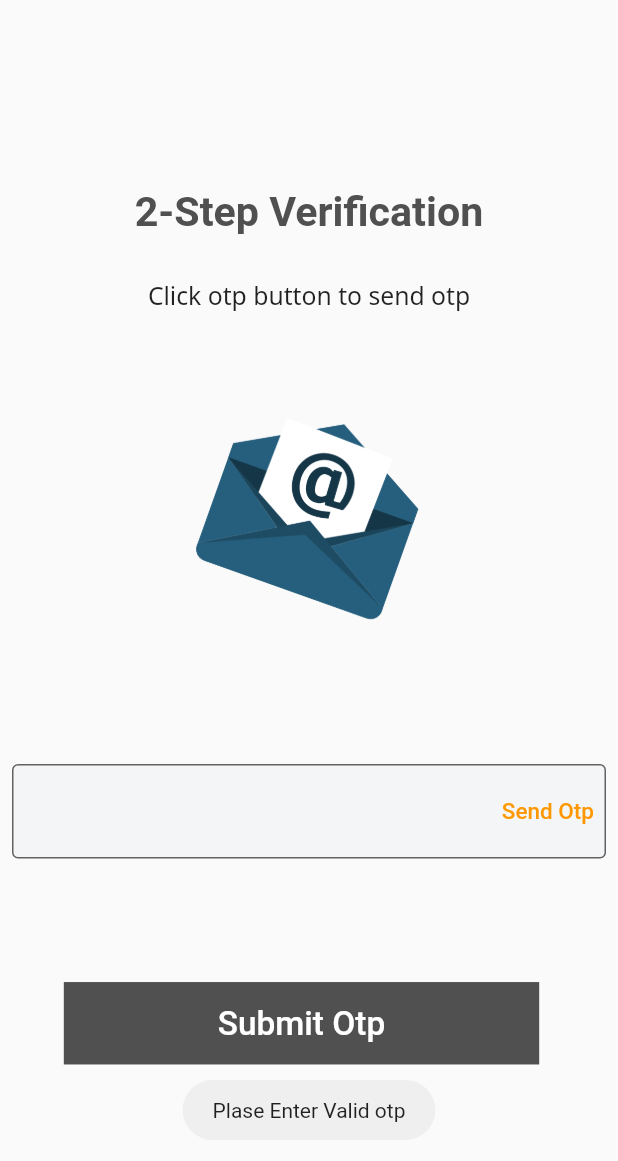
After one commit to darkhunter141/flutterecommerce_app_marvely, a Flutter app: the tow_step screen opened directly, after a tap on "Submit Otp", on a phone screen of 412 x 824 dp. The commit adds this screen. Shown: the top 1161 px of the screen. Run offline on Flutter 3.47's test engine with Material 2 defaults, Android fonts, the light colour scheme and no system bars; our stand-ins replace double_back_to_close, firebase_auth, firebase_core, flutter_rating_bar, fluttertoast, google_fonts and 2 more; missing offline and left inert: flutter_carousel_slider, mailer, sign_button, swipeable_page_route; accounts and stored records are empty; network calls fail.

Commit message:
Flutter E-commerce App

```diff
--- a/lib/controlpanel.dart
+++ b/lib/controlpanel.dart
@@ -1,5 +1,4 @@
 import 'package:flutter/material.dart';
-import 'package:marvelyprojects/custom_widgets/custom_appbar.dart';
 import 'package:marvelyprojects/custom_widgets/custom_drawer.dart';
 import 'package:marvelyprojects/files_dart/cart/cart.dart';
 import 'package:marvelyprojects/files_dart/homepage/homepage.dart';
@@ -21,9 +20,6 @@ class _main_controlpanelState extends State<main_controlpanel> {
   Widget build(BuildContext context) {
     var hei = MediaQuery.of(context).size.height;
     var wid = MediaQuery.of(context).size.width;
-
-
-
 
     return Scaffold(
       drawer: custom_drawer(),
--- a/lib/custom_widgets/custom_bottomnavigationbar.dart
+++ b/lib/custom_widgets/custom_bottomnavigationbar.dart
@@ -1,10 +1,8 @@
 import 'package:flutter/material.dart';
-import 'package:marvelyprojects/custom_widgets/custom_drawer.dart';
 import 'package:marvelyprojects/files_dart/cart/cart.dart';
 import 'package:marvelyprojects/files_dart/homepage/homepage.dart';
 import 'package:marvelyprojects/files_dart/notificationspage/notification.dart';
 import 'package:marvelyprojects/files_dart/profile/profiles.dart';
-import 'package:swipeable_page_route/swipeable_page_route.dart';
 
 class custom_bottomnavigationbar extends StatefulWidget {
   @override
--- a/lib/files_dart/aurth_app/passwordreset.dart
+++ b/lib/files_dart/aurth_app/passwordreset.dart
@@ -1,7 +1,7 @@
+import 'package:flutter/material.dart';
 import 'package:fluttertoast/fluttertoast.dart';
+import 'package:google_fonts/google_fonts.dart';
 import 'package:marvelyprojects/files_dart/aurth_app/authpage.dart';
-import 'package:flutter/material.dart';
-import 'package:google_fonts/google_fonts.dart';
 import 'package:shared_preferences/shared_preferences.dart';
 
 class passreset extends StatefulWidget {
--- /dev/null
+++ b/lib/files_dart/aurth_app/tow_step_verification.dart
@@ -0,0 +1,174 @@
+import 'dart:async';
+import 'dart:math';
+import 'package:flutter/material.dart';
+import 'package:fluttertoast/fluttertoast.dart';
+import 'package:google_fonts/google_fonts.dart';
+import 'package:mailer/mailer.dart';
+import 'package:mailer/smtp_server/gmail.dart';
+import 'package:marvelyprojects/controlpanel.dart';
+import 'package:shared_preferences/shared_preferences.dart';
+import 'package:swipeable_page_route/swipeable_page_route.dart';
+
+class tow_step extends StatefulWidget {
+  const tow_step({Key? key}) : super(key: key);
+
+  @override
+  _tow_stepState createState() => _tow_stepState();
+}
+
+class _tow_stepState extends State<tow_step> {
+  int number = 0;
+  TextEditingController user_con = TextEditingController();
+  String username = 'darkhunter6867556@gmail.com';
+  String useremaila = 'ashrafiabir@gmail.com';
+  String password = 'mvpdarkhunter)';
+  @override
+  void initState() {
+    // TODO: implement initState
+    super.initState();
+    getdata();
+    generateRandomNumber();
+  }
+
+  @override
+  getdata() async {
+    final pref = await SharedPreferences.getInstance();
+    setState(() {
+      useremaila = pref.getString("email")!;
+    });
+  }
+
+  generateRandomNumber() {
+    var random = new Random();
+    int a = (random.nextInt(90000) + 90000);
+    setState(() {
+      number = a;
+    });
+  }
+
+  Future sendemail() async {
+    final smtpServer = gmail(username, password);
+    final message = Message()
+      ..from = Address(username, 'Dark Hunter 141')
+      ..recipients.add(useremaila)
+      ..subject = 'Otp verification'
+      ..text = 'This is the plain text.\nThis is line 2 of the text part.'
+      ..html = '''<div style="font-family: Helvetica,Arial,sans-serif;min-width:1000px;overflow:auto;line-height:2">
+  <div style="margin:50px auto;width:70%;padding:20px 0">
+    <div style="border-bottom:1px solid #eee">
+      <a href="" style="font-size:1.4em;color: #00466a;text-decoration:none;font-weight:600">Marvely</a>
+    </div>
+    <p style="font-size:1.1em">Hi,</p>
+    <p>Thank you for choosing our Brand. Use the following OTP to complete your Sign Up procedures. OTP is valid for 5 minutes</p>
+    <h2 style="background: #00466a;margin: 0 auto;width: max-content;padding: 0 10px;color: #fff;border-radius: 4px;">$number</h2>
+    <p style="font-size:0.9em;">Regards,<br />Marvely</p>
+    <hr style="border:none;border-top:1px solid #eee" />
+    <div style="float:right;padding:8px 0;color:#aaa;font-size:0.8em;line-height:1;font-weight:300">
+      <p>Marvely LCC</p>
+      <p>Most trusted online shopping</p>
+    </div>
+  </div>
+</div>''';
+    try {
+      final sendReport = await send(message, smtpServer);
+      print('Message sent: ' + sendReport.toString());
+    } on MailerException catch (e) {
+      Fluttertoast.showToast(msg: 'Email not sent');
+    }
+  }
+
+  Widget build(BuildContext context) {
+    var hei = MediaQuery.of(context).size.height;
+    var wid = MediaQuery.of(context).size.width;
+    return Scaffold(
+      body: SafeArea(
+        child: Padding(
+          padding: const EdgeInsets.all(8.0),
+          child: ListView(
+            children: [
+              SizedBox(
+                height: hei / 7,
+              ),
+              Center(
+                child: Text("2-Step Verification",
+                    style: GoogleFonts.roboto(
+                        textStyle: TextStyle(
+                            color: Color(0xFF505050),
+                            fontSize: hei / 30,
+                            fontWeight: FontWeight.bold))),
+              ),
+              SizedBox(
+                height: hei / 30,
+              ),
+              Center(
+                  child: Text(
+                "Click otp button to send otp",
+                textAlign: TextAlign.justify,
+                style: GoogleFonts.notoSans(
+                    textStyle: TextStyle(fontSize: hei / 50),
+                    fontWeight: FontWeight.w400),
+              )),
+              SizedBox(
+                height: hei / 15,
+              ),
+              Image.asset("assets/emailsent.png", height: hei / 5),
+              SizedBox(
+                height: hei / 10,
+              ),
+              TextField(
+                style: TextStyle(
+                  fontSize: 20
+                ),
+                controller: user_con,
+                decoration: InputDecoration(
+                    filled: true,
+                    fillColor: Color(0xFFF4F5F7),
+                    focusedBorder: OutlineInputBorder(
+                        borderSide: BorderSide(color: Color(0xFF505050))),
+                    suffixIcon: TextButton(
+                      onPressed: () {
+                        sendemail();
+                      },
+                      child: Text("Send Otp",
+                          style: TextStyle(color: Colors.orange, fontSize: 15)),
+                    ),
+                    border: OutlineInputBorder()),
+              ),
+              SizedBox(
+                height: hei / 10,
+              ),
+              Center(
+                child: Padding(
+                  padding: const EdgeInsets.only(left: 20, right: 30),
+                  child: Container(
+                    height: hei / 15,
+                    width: wid / 1.3,
+                    decoration: BoxDecoration(
+                      color: Color(0xFF505050),
+                    ),
+                    child: TextButton(
+                        onPressed: () {
+                          if (number.toString() == user_con.text) {
+                            Fluttertoast.showToast(msg: "Sign in approved");
+                            Navigator.of(context).push(SwipeablePageRoute(
+                                canOnlySwipeFromEdge: true,
+                                builder: (BuildContext context) =>main_controlpanel()));
+                          } else {
+                            Fluttertoast.showToast(msg: "Plase Enter Valid otp");
+                          }
+                        },
+                        child: Text(
+                          "Submit Otp",
+                          style: TextStyle(
+                              color: Colors.white, fontSize: hei / 37),
+                        )),
+                  ),
+                ),
+              )
+            ],
+          ),
+        ),
+      ),
+    );
+  }
+}
--- a/lib/files_dart/product_details/custom_product_details.dart
+++ b/lib/files_dart/product_details/custom_product_details.dart
@@ -148,7 +148,7 @@ class _customproduct_detailsState extends State<customproduct_details> {
                                 "$product_cart",
                                 style: TextStyle(
                                     color: Colors.orange,
-                                    fontSize: hei / 40),
+                                    fontSize: hei / 30),
                               ),
                               SizedBox(width: 5),
                               IconButton(
--- a/lib/files_dart/product_details/orderpage.dart
+++ b/lib/files_dart/product_details/orderpage.dart
@@ -1,7 +1,5 @@
 import 'package:flutter/material.dart';
 import 'package:marvelyprojects/controlpanel.dart';
-import 'package:marvelyprojects/custom_widgets/custom_bottomnavigationbar.dart';
-import 'package:marvelyprojects/files_dart/homepage/homepage.dart';
 import 'package:marvelyprojects/files_dart/product_details/custom_product_display.dart';
 import 'package:swipeable_page_route/swipeable_page_route.dart';
 
--- a/pubspec.yaml
+++ b/pubspec.yaml
@@ -35,6 +35,7 @@ dependencies:
   # Use with the CupertinoIcons class for iOS style icons.
   cupertino_icons: ^1.0.2
   shared_preferences: ^2.0.9
+  mailer: ^5.0.2
   double_back_to_close: ^2.0.0
   flutter_carousel_slider: ^1.0.8
   flutter_rating_bar: ^4.0.0
```
Also changed, not shown: lib/custom_widgets/custom_drawer.dart (+7 -7 lines), lib/files_dart/aurth_app/authpage.dart (+9 -10 lines), lib/files_dart/aurth_app/signup.dart (+3 -4 lines), lib/files_dart/homepage/homepage.dart (+3 -7 lines), lib/files_dart/notificationspage/notification.dart (+13 -4 lines), lib/files_dart/profile/profiles.dart (+13 -2 lines), lib/files_dart/splash/splash.dart (+3 -4 lines), lib/main.dart (+3 -4 lines), assets/emailsent.png, pubspec.lock, 2 other files.
